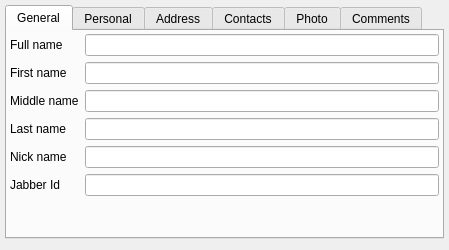
Old version of the form src/plugins/vcard/vcarddialog.ui in the repository vacuum-im/vacuum-im.
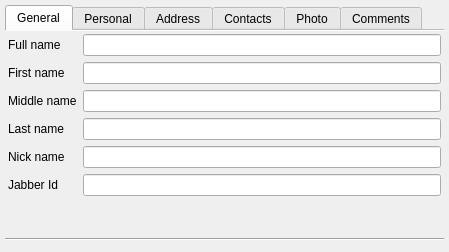
New version of the form. The open tabs and pages were chosen to show the change. Custom widgets are drawn as their Qt base class.

Commit message: Исправлена последовательность переходя по полям по TAB в диалоге просмотра vCard-а.

What changed in the file:
```diff
--- a/src/plugins/vcard/vcarddialog.ui
+++ b/src/plugins/vcard/vcarddialog.ui
@@ -17,7 +17,10 @@
    <item>
     <widget class="QTabWidget" name="twtVCard">
      <property name="currentIndex">
-      <number>2</number>
+      <number>0</number>
+     </property>
+     <property name="documentMode">
+      <bool>true</bool>
      </property>
      <widget class="QWidget" name="tabGeneral">
       <attribute name="title">
@@ -792,6 +795,13 @@
      </widget>
     </widget>
    </item>
+   <item>
+    <widget class="Line" name="line">
+     <property name="orientation">
+      <enum>Qt::Horizontal</enum>
+     </property>
+    </widget>
+   </item>
    <item>
     <widget class="QDialogButtonBox" name="btbButtons"/>
    </item>
```
Left out of the diff: 16 changed lines with no effect on the pictures. The commit also changes 2 other files.
